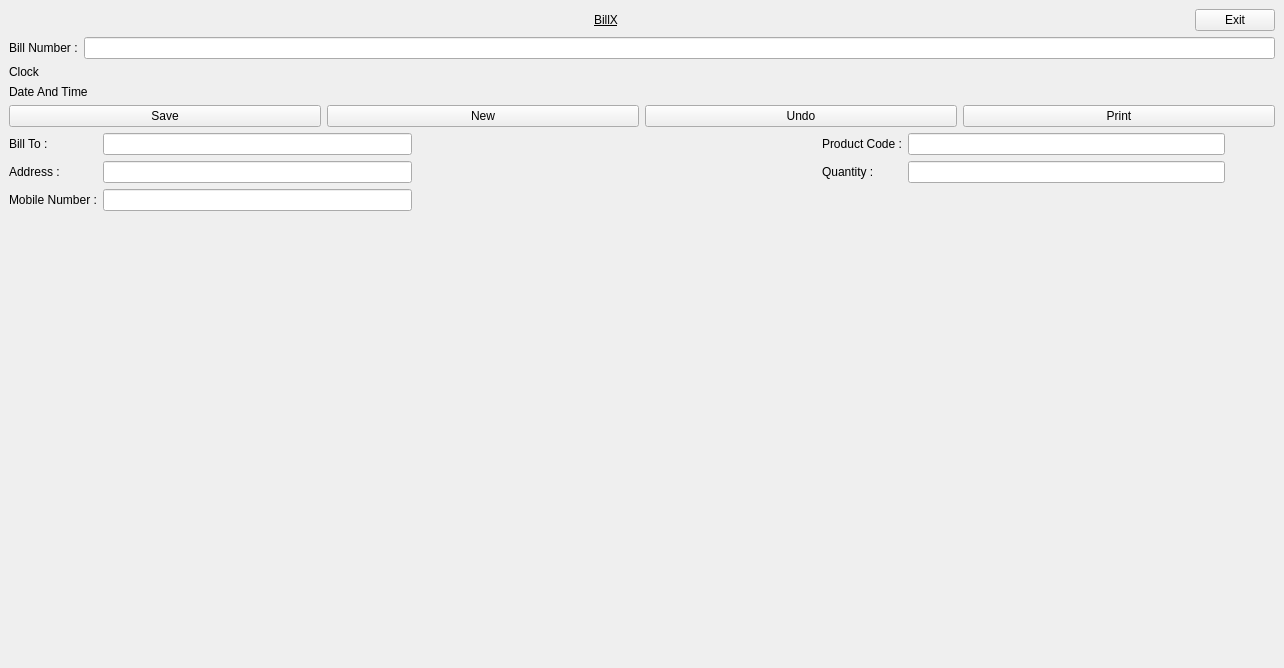
The window that createbill.ui (shashwatkhadka/BillX) describes before a commit, drawn with Qt 5.
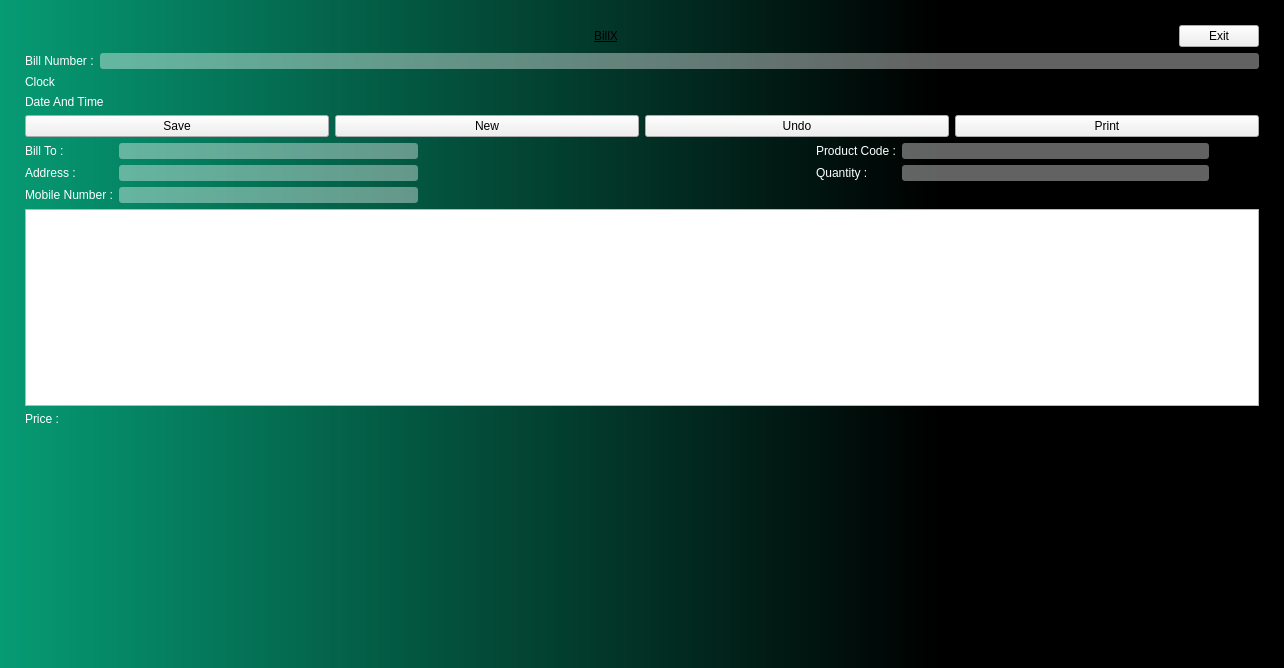
The same window after the commit.

```diff
--- a/createbill.ui
+++ b/createbill.ui
@@ -14,7 +14,24 @@
    <string>MainWindow</string>
   </property>
   <widget class="QWidget" name="centralwidget">
+   <property name="styleSheet">
+    <string notr="true">QWidget#centralwidget{
+	background-color: qlineargradient(spread:pad, x1:0, y1:0, x2:1, y2:0, stop:0 rgba(6, 155, 116, 255), stop:0.727273 rgba(0, 0, 0, 255));
+}</string>
+   </property>
    <layout class="QVBoxLayout" name="verticalLayout_2">
+    <property name="leftMargin">
+     <number>25</number>
+    </property>
+    <property name="topMargin">
+     <number>25</number>
+    </property>
+    <property name="rightMargin">
+     <number>25</number>
+    </property>
+    <property name="bottomMargin">
+     <number>25</number>
+    </property>
     <item>
      <layout class="QHBoxLayout" name="horizontalLayout">
       <item>
@@ -77,13 +94,26 @@
      <layout class="QHBoxLayout" name="horizontalLayout_2">
       <item>
        <widget class="QLabel" name="label_3">
+        <property name="styleSheet">
+         <string notr="true">color: rgb(255, 255, 255);
+font: 700 10pt &quot;Segoe UI&quot;;
+</string>
+        </property>
         <property name="text">
          <string>Bill Number :</string>
         </property>
        </widget>
       </item>
       <item>
-       <widget class="QLineEdit" name="lineEdit"/>
+       <widget class="QLineEdit" name="lineEdit">
+        <property name="styleSheet">
+         <string notr="true">background-color: qlineargradient(spread:pad, x1:0, y1:0, x2:1, y2:1, stop:0 rgba(255, 255, 255, 98));
+font: 700 10pt &quot;Segoe UI&quot;;
+color: rgb(255, 255, 255);
+border: 1px;
+border-radius: 3px;</string>
+        </property>
+       </widget>
       </item>
      </layout>
     </item>
@@ -92,8 +122,9 @@
       <item>
        <widget class="QLabel" name="Digital_clock">
         <property name="styleSheet">
-         <string notr="true">font: 700 24pt &quot;Segoe UI&quot;;
-font: 14pt &quot;Segoe UI&quot;;</string>
+         <string notr="true">color: rgb(255, 255, 255);
+font: 700 10pt &quot;Segoe UI&quot;;
+</string>
         </property>
         <property name="text">
          <string>Clock</string>
@@ -103,8 +134,9 @@
       <item>
        <widget class="QLabel" name="DateTime">
         <property name="styleSheet">
-         <string notr="true">font: 24pt &quot;Segoe UI&quot;;
-font: 14pt &quot;Segoe UI&quot;;</string>
+         <string notr="true">color: rgb(255, 255, 255);
+font: 700 10pt &quot;Segoe UI&quot;;
+</string>
         </property>
         <property name="text">
          <string>Date And Time</string>
@@ -154,33 +186,72 @@
        <layout class="QFormLayout" name="formLayout">
         <item row="0" column="0">
          <widget class="QLabel" name="label_4">
+          <property name="styleSheet">
+           <string notr="true">color: rgb(255, 255, 255);
+font: 700 10pt &quot;Segoe UI&quot;;
+</string>
+          </property>
           <property name="text">
            <string>Bill To :</string>
           </property>
          </widget>
         </item>
         <item row="0" column="1">
-         <widget class="QLineEdit" name="lineEdit_3"/>
+         <widget class="QLineEdit" name="lineEdit_3">
+          <property name="styleSheet">
+           <string notr="true">background-color: qlineargradient(spread:pad, x1:0, y1:0, x2:1, y2:1, stop:0 rgba(255, 255, 255, 98));
+font: 700 10pt &quot;Segoe UI&quot;;
+color: rgb(255, 255, 255);
+border: 1px;
+border-radius: 3px;</string>
+          </property>
+         </widget>
         </item>
         <item row="1" column="0">
          <widget class="QLabel" name="label_5">
+          <property name="styleSheet">
+           <string notr="true">color: rgb(255, 255, 255);
+font: 700 10pt &quot;Segoe UI&quot;;
+</string>
+          </property>
           <property name="text">
            <string>Address : </string>
           </property>
          </widget>
         </item>
         <item row="1" column="1">
-         <widget class="QLineEdit" name="lineEdit_2"/>
+         <widget class="QLineEdit" name="lineEdit_2">
+          <property name="styleSheet">
+           <string notr="true">background-color: qlineargradient(spread:pad, x1:0, y1:0, x2:1, y2:1, stop:0 rgba(255, 255, 255, 98));
+font: 700 10pt &quot;Segoe UI&quot;;
+color: rgb(255, 255, 255);
+border: 1px;
+border-radius: 3px;</string>
+          </property>
+         </widget>
         </item>
         <item row="2" column="0">
          <widget class="QLabel" name="label_6">
+          <property name="styleSheet">
+           <string notr="true">color: rgb(255, 255, 255);
+font: 700 10pt &quot;Segoe UI&quot;;
+</string>
+          </property>
           <property name="text">
            <string>Mobile Number :</string>
           </property>
          </widget>
         </item>
         <item row="2" column="1">
-         <widget class="QLineEdit" name="lineEdit_4"/>
+         <widget class="QLineEdit" name="lineEdit_4">
+          <property name="styleSheet">
+           <string notr="true">background-color: qlineargradient(spread:pad, x1:0, y1:0, x2:1, y2:1, stop:0 rgba(255, 255, 255, 98));
+font: 700 10pt &quot;Segoe UI&quot;;
+color: rgb(255, 255, 255);
+border: 1px;
+border-radius: 3px;</string>
+          </property>
+         </widget>
         </item>
        </layout>
       </item>
@@ -201,28 +272,79 @@
        <layout class="QFormLayout" name="formLayout_2">
         <item row="0" column="0">
          <widget class="QLabel" name="label_7">
+          <property name="styleSheet">
+           <string notr="true">color: rgb(255, 255, 255);
+font: 700 10pt &quot;Segoe UI&quot;;
+</string>
+          </property>
           <property name="text">
            <string>Product Code :</string>
           </property>
          </widget>
         </item>
         <item row="0" column="1">
-         <widget class="QLineEdit" name="lineEdit_5"/>
+         <widget class="QLineEdit" name="lineEdit_productcode">
+          <property name="styleSheet">
+           <string notr="true">background-color: qlineargradient(spread:pad, x1:0, y1:0, x2:1, y2:1, stop:0 rgba(255, 255, 255, 98));
+font: 700 10pt &quot;Segoe UI&quot;;
+color: rgb(255, 255, 255);
+border: 1px;
+border-radius: 3px;</string>
+          </property>
+         </widget>
         </item>
         <item row="1" column="0">
          <widget class="QLabel" name="label_8">
+          <property name="styleSheet">
+           <string notr="true">color: rgb(255, 255, 255);
+font: 700 10pt &quot;Segoe UI&quot;;
+</string>
+          </property>
           <property name="text">
            <string>Quantity : </string>
           </property>
          </widget>
         </item>
         <item row="1" column="1">
-         <widget class="QLineEdit" name="lineEdit_6"/>
+         <widget class="QLineEdit" name="lineEdit_quantity">
+          <property name="styleSheet">
+           <string notr="true">background-color: qlineargradient(spread:pad, x1:0, y1:0, x2:1, y2:1, stop:0 rgba(255, 255, 255, 98));
+font: 700 10pt &quot;Segoe UI&quot;;
+color: rgb(255, 255, 255);
+border: 1px;
+border-radius: 3px;</string>
+          </property>
+         </widget>
         </item>
        </layout>
       </item>
      </layout>
     </item>
+    <item>
+     <widget class="QTableView" name="tableView">
+      <property name="styleSheet">
+       <string notr="true"/>
+      </property>
+     </widget>
+    </item>
+    <item>
+     <widget class="QLabel" name="label_2">
+      <property name="styleSheet">
+       <string notr="true">color: rgb(255, 255, 255);
+font: 700 10pt &quot;Segoe UI&quot;;</string>
+      </property>
+      <property name="text">
+       <string>Price :</string>
+      </property>
+     </widget>
+    </item>
+    <item>
+     <widget class="QLabel" name="label_value">
+      <property name="text">
+       <string/>
+      </property>
+     </widget>
+    </item>
     <item>
      <spacer name="verticalSpacer">
       <property name="orientation">
```
